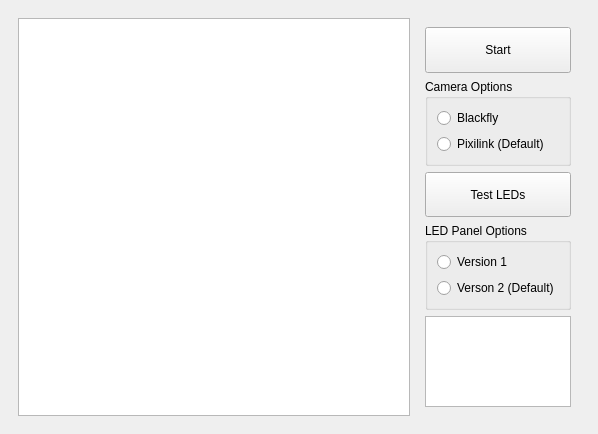
Above: src/skeleton/capture.ui from palimpsest-pursuers/capturing before the change. Below: the same form after it.
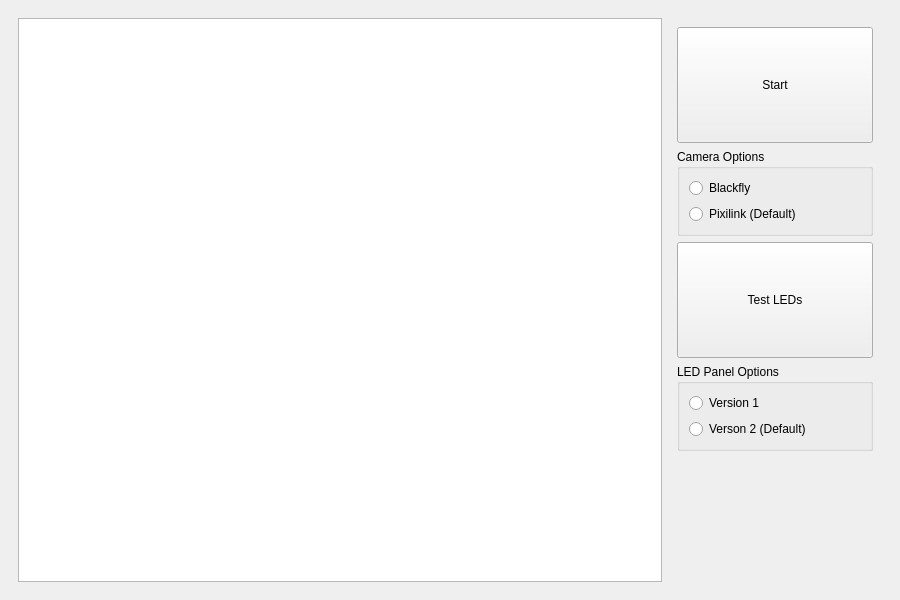
That is the form after the change. The open tabs and pages were chosen to show the change. Icons and pictures are not drawn.

Commit message: UI changes and displaying selected wavelengths

The edit to the form file:
```diff
--- a/src/skeleton/capture.ui
+++ b/src/skeleton/capture.ui
@@ -6,8 +6,8 @@
    <rect>
     <x>0</x>
     <y>0</y>
-    <width>598</width>
-    <height>434</height>
+    <width>900</width>
+    <height>600</height>
    </rect>
   </property>
   <property name="sizePolicy">
@@ -16,6 +16,12 @@
     <verstretch>0</verstretch>
    </sizepolicy>
   </property>
+  <property name="minimumSize">
+   <size>
+    <width>500</width>
+    <height>400</height>
+   </size>
+  </property>
   <property name="windowTitle">
    <string>MainWindow</string>
   </property>
@@ -127,8 +133,8 @@
                <widget class="QGroupBox" name="LEDselectGroup">
                 <property name="sizePolicy">
                  <sizepolicy hsizetype="Preferred" vsizetype="Preferred">
-                  <horstretch>1</horstretch>
-                  <verstretch>1</verstretch>
+                  <horstretch>0</horstretch>
+                  <verstretch>0</verstretch>
                  </sizepolicy>
                 </property>
                 <property name="title">
@@ -145,7 +151,7 @@
                  <item>
                   <widget class="QRadioButton" name="LEDversion2">
                    <property name="sizePolicy">
-                    <sizepolicy hsizetype="Minimum" vsizetype="MinimumExpanding">
+                    <sizepolicy hsizetype="Minimum" vsizetype="Fixed">
                      <horstretch>0</horstretch>
                      <verstretch>0</verstretch>
                     </sizepolicy>
@@ -159,13 +165,128 @@
                </widget>
               </item>
               <item>
-               <widget class="QGraphicsView" name="brandingView">
+               <widget class="QWidget" name="widget_4" native="true">
                 <property name="sizePolicy">
-                 <sizepolicy hsizetype="Expanding" vsizetype="Expanding">
-                  <horstretch>1</horstretch>
-                  <verstretch>2</verstretch>
+                 <sizepolicy hsizetype="Preferred" vsizetype="Preferred">
+                  <horstretch>0</horstretch>
+                  <verstretch>1</verstretch>
                  </sizepolicy>
                 </property>
+                <layout class="QGridLayout" name="gridLayout_21">
+                 <item row="5" column="0">
+                  <spacer name="verticalSpacer_2">
+                   <property name="orientation">
+                    <enum>Qt::Vertical</enum>
+                   </property>
+                   <property name="sizeType">
+                    <enum>QSizePolicy::Expanding</enum>
+                   </property>
+                   <property name="sizeHint" stdset="0">
+                    <size>
+                     <width>20</width>
+                     <height>40</height>
+                    </size>
+                   </property>
+                  </spacer>
+                 </item>
+                 <item row="2" column="0">
+                  <widget class="QWidget" name="widget_5" native="true">
+                   <property name="sizePolicy">
+                    <sizepolicy hsizetype="Expanding" vsizetype="Expanding">
+                     <horstretch>0</horstretch>
+                     <verstretch>0</verstretch>
+                    </sizepolicy>
+                   </property>
+                   <layout class="QHBoxLayout" name="horizontalLayout_29">
+                    <item>
+                     <spacer name="horizontalSpacer_24">
+                      <property name="orientation">
+                       <enum>Qt::Horizontal</enum>
+                      </property>
+                      <property name="sizeType">
+                       <enum>QSizePolicy::Expanding</enum>
+                      </property>
+                      <property name="sizeHint" stdset="0">
+                       <size>
+                        <width>40</width>
+                        <height>20</height>
+                       </size>
+                      </property>
+                     </spacer>
+                    </item>
+                    <item>
+                     <widget class="QLabel" name="RITLogo">
+                      <property name="sizePolicy">
+                       <sizepolicy hsizetype="Fixed" vsizetype="Fixed">
+                        <horstretch>0</horstretch>
+                        <verstretch>0</verstretch>
+                       </sizepolicy>
+                      </property>
+                      <property name="minimumSize">
+                       <size>
+                        <width>144</width>
+                        <height>75</height>
+                       </size>
+                      </property>
+                      <property name="maximumSize">
+                       <size>
+                        <width>720</width>
+                        <height>375</height>
+                       </size>
+                      </property>
+                      <property name="sizeIncrement">
+                       <size>
+                        <width>144</width>
+                        <height>75</height>
+                       </size>
+                      </property>
+                      <property name="text">
+                       <string/>
+                      </property>
+                      <property name="pixmap">
+                       <pixmap>imgs/RIT_RGB_hor.png</pixmap>
+                      </property>
+                      <property name="scaledContents">
+                       <bool>true</bool>
+                      </property>
+                     </widget>
+                    </item>
+                    <item>
+                     <spacer name="horizontalSpacer_25">
+                      <property name="orientation">
+                       <enum>Qt::Horizontal</enum>
+                      </property>
+                      <property name="sizeType">
+                       <enum>QSizePolicy::Expanding</enum>
+                      </property>
+                      <property name="sizeHint" stdset="0">
+                       <size>
+                        <width>40</width>
+                        <height>20</height>
+                       </size>
+                      </property>
+                     </spacer>
+                    </item>
+                   </layout>
+                  </widget>
+                 </item>
+                 <item row="0" column="0">
+                  <spacer name="verticalSpacer">
+                   <property name="orientation">
+                    <enum>Qt::Vertical</enum>
+                   </property>
+                   <property name="sizeType">
+                    <enum>QSizePolicy::Expanding</enum>
+                   </property>
+                   <property name="sizeHint" stdset="0">
+                    <size>
+                     <width>20</width>
+                     <height>40</height>
+                    </size>
+                   </property>
+                  </spacer>
+                 </item>
+                </layout>
                </widget>
               </item>
              </layout>
```
Left out of the diff: 20 changed lines with no effect on the pictures. The commit also changes 4 other files.
